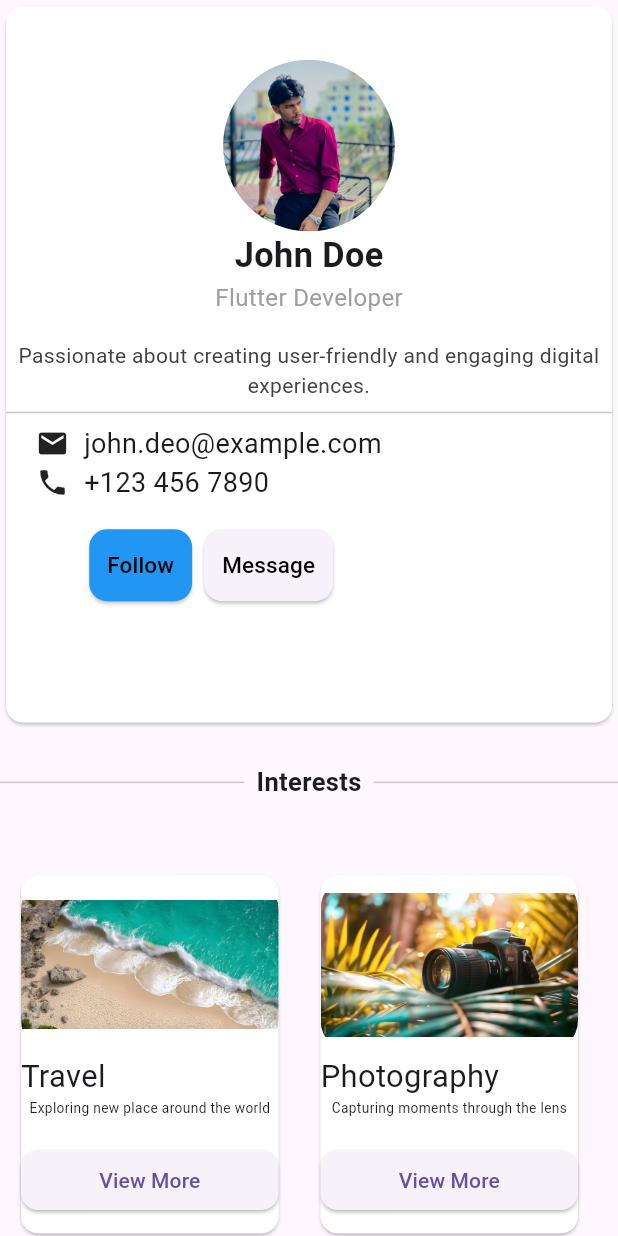
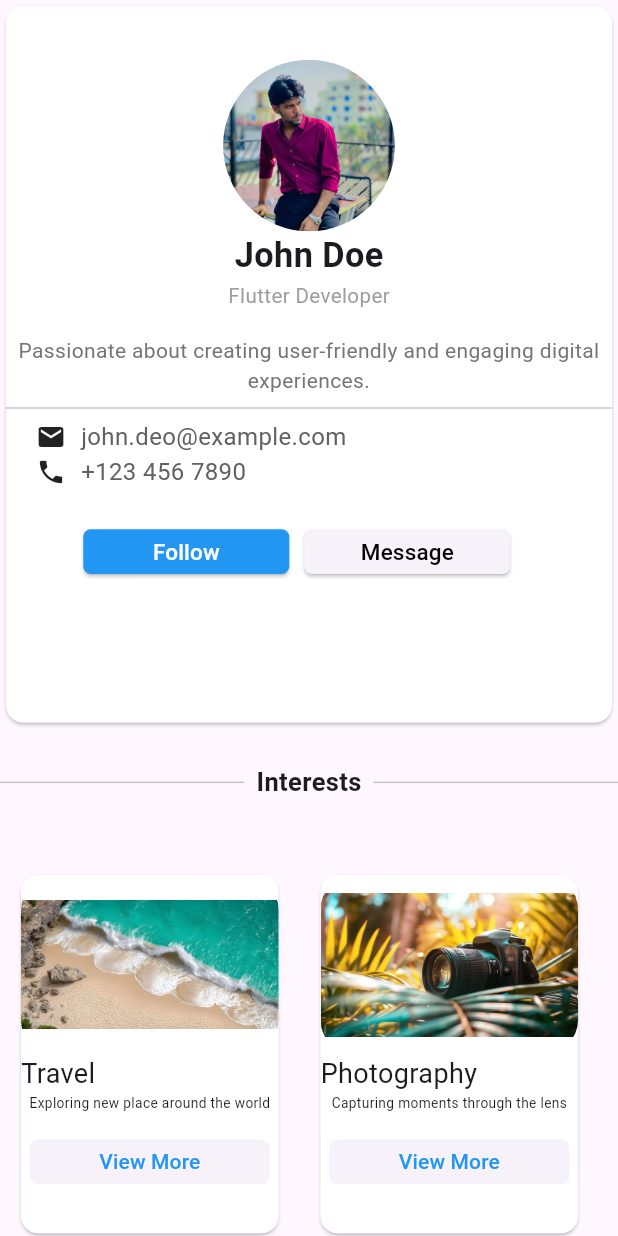
Before and after one commit to alamin-12935/module_15_exam, a Flutter app: the screen it shows after launch, on a phone screen of 412 x 824 dp. Run offline on Flutter 3.47's test engine with Material 3 defaults, Android fonts, the phone set to English and light mode, and no system bars; our stand-ins replace flutter_screenutil.

Commit message:
3st commit

```diff
--- a/lib/Travel.dart
+++ b/lib/Travel.dart
@@ -40,54 +40,67 @@ class _M15_examState extends State<M15_exam> {
                     ),
                     Text(
                       'Flutter Developer',
-                      style: TextStyle(fontSize: 14.sp, color: Colors.grey),
+                      style: TextStyle(fontSize: 12.sp, color: Colors.grey),
                     ),
                     SizedBox(height: 14.h),
                     Text(
                       'Passionate about creating user-friendly and engaging digital experiences.',
                       textAlign: TextAlign.center,
-                      style: TextStyle(color: Colors.grey.shade800),
+                      style: TextStyle(color: Colors.grey.shade600),
                     ),
                     Divider(),
                     Row(
                       mainAxisAlignment: MainAxisAlignment.start,
                       children: [
                         SizedBox(width: 20),
-                        Icon(Icons.mail, size: 22),
+                        Icon(Icons.mail, size: 20),
                         SizedBox(width: 10),
                         Text(
                           'john.deo@example.com',
-                          style: TextStyle(fontSize: 18),
+                          style: TextStyle(fontSize: 16,color: Colors.grey.shade700),
                         ),
                       ],
                     ),
                     Row(
                       children: [
                         SizedBox(width: 20),
-                        Icon(Icons.phone, size: 22),
+                        Icon(Icons.phone, size: 20),
                         SizedBox(width: 10),
-                        Text('+123 456 7890', style: TextStyle(fontSize: 18)),
+                        Text('+123 456 7890', style: TextStyle(fontSize: 16,color: Colors.grey.shade700)),
                       ],
                     ),
                     Row(
                       children: [
                         SizedBox(width: 45.w, height: 70.h),
-                        Card(
-                          color: Colors.blue,
-                          child: TextButton(
-                            onPressed: () {},
+                          SizedBox(
+                            width: 120.w,
+                            height: 25.h,
+                            child: ElevatedButton(
+                              onPressed: () {},style: ElevatedButton.styleFrom(
+                              elevation: 1,
+                              backgroundColor: Colors.blue,
+                                shape: RoundedRectangleBorder(borderRadius: BorderRadius.circular(5))),
                               child: Text(
                                 'Follow',
                                 style: TextStyle(
-                                color: Colors.black,
+                                  color: Colors.white,
                                   fontSize: 15,
                                 ),
                               ),
                             ),
                           ),
-                        Card(
-                          child: TextButton(
-                            onPressed: () {},
+                          SizedBox(
+                            width: 10,
+                          ),
+                          SizedBox(
+                            width: 120.w,
+                            height: 25.h,
+                            child: ElevatedButton(
+                              onPressed: () {},style: ElevatedButton.styleFrom(
+
+                              elevation: 1,
+                              shape: RoundedRectangleBorder(borderRadius: BorderRadius.circular(5))
+                            ),
                               child: Text(
                                 'Message',
                                 style: TextStyle(
@@ -97,6 +110,7 @@ class _M15_examState extends State<M15_exam> {
                               ),
                             ),
                           ),
+
                       ],
                     ),
                   ],
@@ -150,7 +164,7 @@ class _M15_examState extends State<M15_exam> {
                                 children: [
                                   Text(
                                     'Travel',
-                                    style: TextStyle(fontSize: 18.sp),
+                                    style: TextStyle(fontSize: 18),
                                   ),
                                 ],
                               ),
@@ -161,15 +175,17 @@ class _M15_examState extends State<M15_exam> {
                             ),
                             SizedBox(height: 15.h),
                             SizedBox(
-                              width: double.infinity.w,
+                              width: 140.w,
+                              height: 25.h,
                               child: ElevatedButton(
                                 onPressed: () {},
                                 style: ElevatedButton.styleFrom(
+                                  elevation: 0,
                                   shape: RoundedRectangleBorder(
-                                    borderRadius: BorderRadius.circular(10.r),
+                                    borderRadius: BorderRadius.circular(5.r),
                                   ),
                                 ),
-                                child: Text('View More'),
+                                child: Text('View More',style: TextStyle(color: Colors.blue),),
                               ),
                             ),
                           ],
@@ -208,7 +224,7 @@ class _M15_examState extends State<M15_exam> {
                                 children: [
                                   Text(
                                     'Photography',
-                                    style: TextStyle(fontSize: 18.sp),
+                                    style: TextStyle(fontSize: 18),
                                   ),
                                 ],
                               ),
@@ -219,15 +235,17 @@ class _M15_examState extends State<M15_exam> {
                             ),
                             SizedBox(height: 15.h),
                             SizedBox(
-                              width: double.infinity.w,
+                              width: 140.w,
+                              height: 25.h,
                               child: ElevatedButton(
                                 onPressed: () {},
                                 style: ElevatedButton.styleFrom(
+                                  elevation: 0,
                                   shape: RoundedRectangleBorder(
-                                    borderRadius: BorderRadius.circular(10.r),
+                                    borderRadius: BorderRadius.circular(5.r),
                                   ),
                                 ),
-                                child: Text('View More'),
+                                child: Text('View More',style: TextStyle(color: Colors.blue),),
                               ),
                             ),
                           ],
```
Lines whose indentation alone changed are shown as unchanged.
